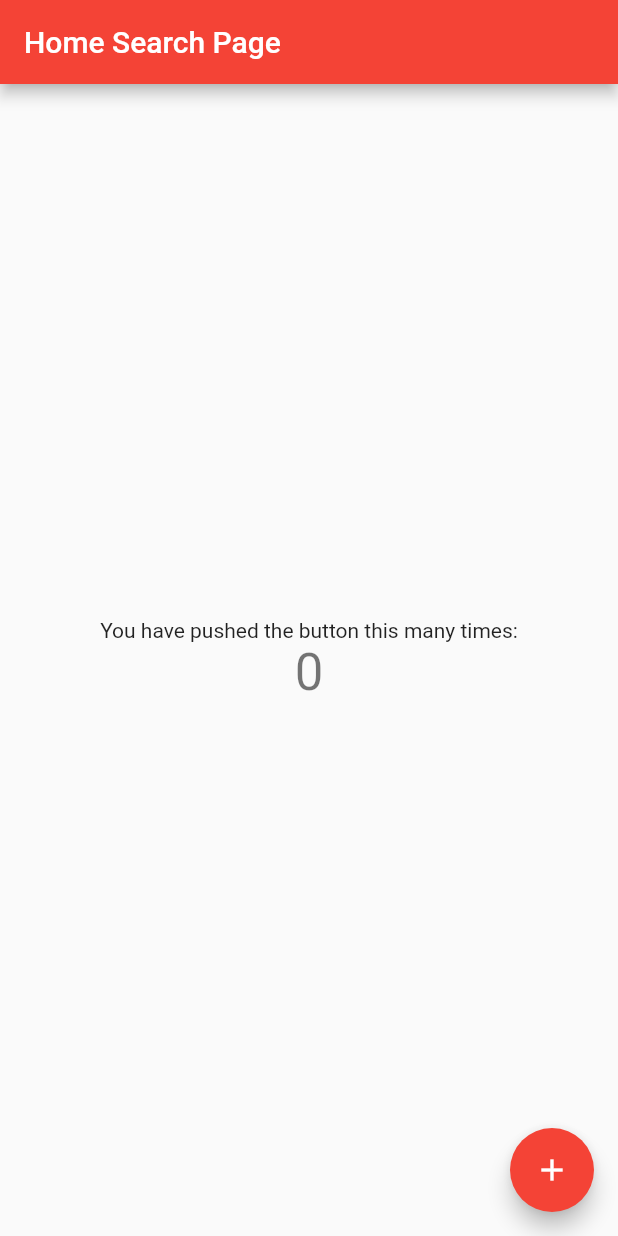
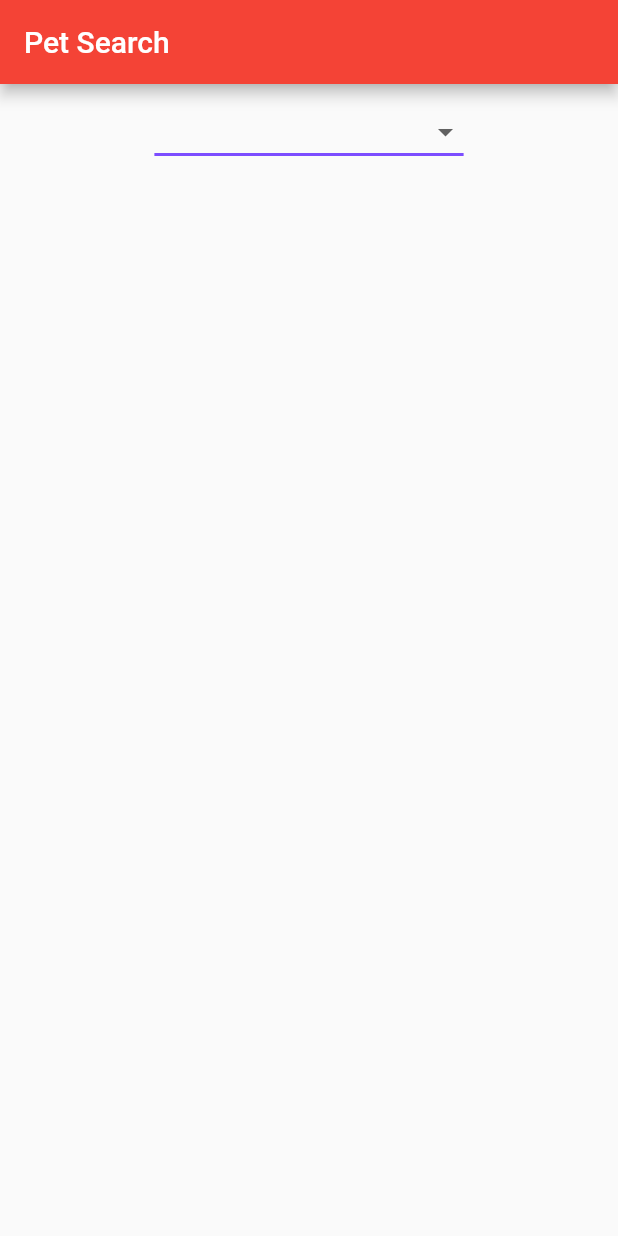
Before and after one commit to draeryte/pet_search_medically_home, a Flutter app: the screen it shows after launch, on a phone screen of 412 x 824 dp. Run offline on Flutter 3.47's test engine with Material 2 defaults, Android fonts, the light colour scheme and no system bars; our stand-ins replace flutter_dotenv, flutter_secure_storage.

Commit message:
Build out UI
Made home page UI
Created http request to get token from server
Created request to get animal by different search terms

```diff
--- a/lib/constants.dart
+++ b/lib/constants.dart
@@ -1,3 +1,3 @@
 import 'package:flutter_dotenv/flutter_dotenv.dart';
 
-final url = dotenv.env['TOKEN_API_URL'];
+final url = dotenv.env['API_URL'];
--- a/lib/controller/services/secure_storage_services.dart
+++ b/lib/controller/services/secure_storage_services.dart
@@ -1,7 +1,7 @@
 import 'package:flutter_secure_storage/flutter_secure_storage.dart';
 
 class SecureStorage {
-  static FlutterSecureStorage secureStorage = FlutterSecureStorage();
+  static FlutterSecureStorage secureStorage = const FlutterSecureStorage();
 
 //Function to write a value into secure storage
   static Future writeSecureStorage(String key, String value) async {
--- a/lib/main.dart
+++ b/lib/main.dart
@@ -1,9 +1,9 @@
 import 'package:flutter/material.dart';
-import 'package:flutter_dotenv/flutter_dotenv.dart' as DotEnv;
+import 'package:flutter_dotenv/flutter_dotenv.dart' as dotEnv;
 import 'views/home.dart';
 
 void main() async {
-  await DotEnv.dotenv.load(fileName: ".env");
+  await dotEnv.dotenv.load(fileName: ".env");
   runApp(const MyApp());
 }
 
@@ -18,7 +18,7 @@ class MyApp extends StatelessWidget {
       theme: ThemeData(
         primarySwatch: Colors.red,
       ),
-      home: const MyHomePage(title: 'Home Search Page'),
+      home: const MyHomePage(),
     );
   }
 }
--- a/lib/views/home.dart
+++ b/lib/views/home.dart
@@ -1,53 +1,73 @@
 import 'package:flutter/material.dart';
-import 'package:pet_search_medically_home/controller/services/networking.dart';
+import 'package:pet_search_medically_home/controller/services/token_api.dart';
 import 'package:pet_search_medically_home/controller/services/secure_storage_services.dart';
+import 'package:pet_search_medically_home/model/animal.dart';
 
 class MyHomePage extends StatefulWidget {
-  const MyHomePage({Key? key, required this.title}) : super(key: key);
-
-  final String title;
+  const MyHomePage({Key? key}) : super(key: key);
 
   @override
-  State<MyHomePage> createState() => _MyHomePageState();
+  _MyHomePageState createState() => _MyHomePageState();
 }
 
 class _MyHomePageState extends State<MyHomePage> {
-  int _counter = 0;
-
-  void _incrementCounter() {
-    setState(() {
-      _counter++;
-    });
-  }
-
+  String searchByOption = '';
+  TextEditingController searchField = TextEditingController();
+  bool searchEnabled = false;
   @override
   Widget build(BuildContext context) {
     return Scaffold(
       appBar: AppBar(
-        title: Text(widget.title),
+        title: const Text('Pet Search'),
       ),
-      body: Center(
+      body: Padding(
+        padding: const EdgeInsets.all(8.0),
         child: Column(
-          // horizontal).
-          mainAxisAlignment: MainAxisAlignment.center,
-          children: <Widget>[
-            const Text(
-              'You have pushed the button this many times:',
+          children: [
+            DropdownButton<String>(
+              hint: const Text('Please select a search option'),
+              value: searchByOption,
+              icon: const Icon(Icons.arrow_drop_down_outlined),
+              iconSize: 24,
+              elevation: 16,
+              style: const TextStyle(color: Colors.deepPurple),
+              underline: Container(
+                height: 2,
+                color: Colors.deepPurpleAccent,
+              ),
+              onTap: () async {
+                String? token =
+                    await SecureStorage.secureStorage.read(key: "accessToken");
+                if (token != null) {
+                } else {
+                  getAccessToken();
+                }
+              },
+              onChanged: (String? newValue) {
+                setState(() {
+                  searchByOption = newValue!;
+                  searchEnabled = true;
+                });
+              },
+              items: <String>['', 'Type', 'Color', 'Gender', 'Breed']
+                  .map<DropdownMenuItem<String>>((String value) {
+                return DropdownMenuItem<String>(
+                  value: value,
+                  child: Text(value),
+                );
+              }).toList(),
             ),
-            Text(
-              '$_counter',
-              style: Theme.of(context).textTheme.headline4,
-            ),
+            searchEnabled
+                ? TextField(
+                    controller: searchField,
+                  )
+                : Container(),
+            searchEnabled
+                ? OutlinedButton(onPressed: () {}, child: const Text('Search'))
+                : Container(),
           ],
         ),
       ),
-      floatingActionButton: FloatingActionButton(
-        onPressed: () async {
-          var data = await getAccessToken();
-        },
-        tooltip: 'Increment',
-        child: const Icon(Icons.add),
-      ), // This trailing comma makes auto-formatting nicer for build methods.
     );
   }
 }
```
Also changed, not shown: lib/controller/services/search_animals_api.dart (added, +25 -0 lines), lib/controller/services/token_api.dart (renamed from lib/controller/services/networking.dart, +6 -3 lines), lib/model/animal.dart (added, +213 -0 lines), lib/views/pet_details_screen.dart (added).
